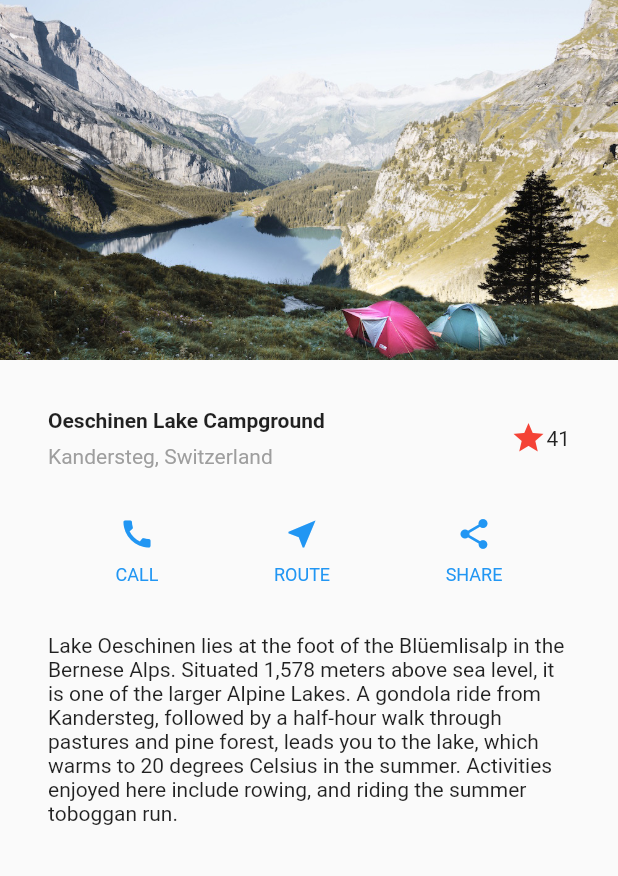
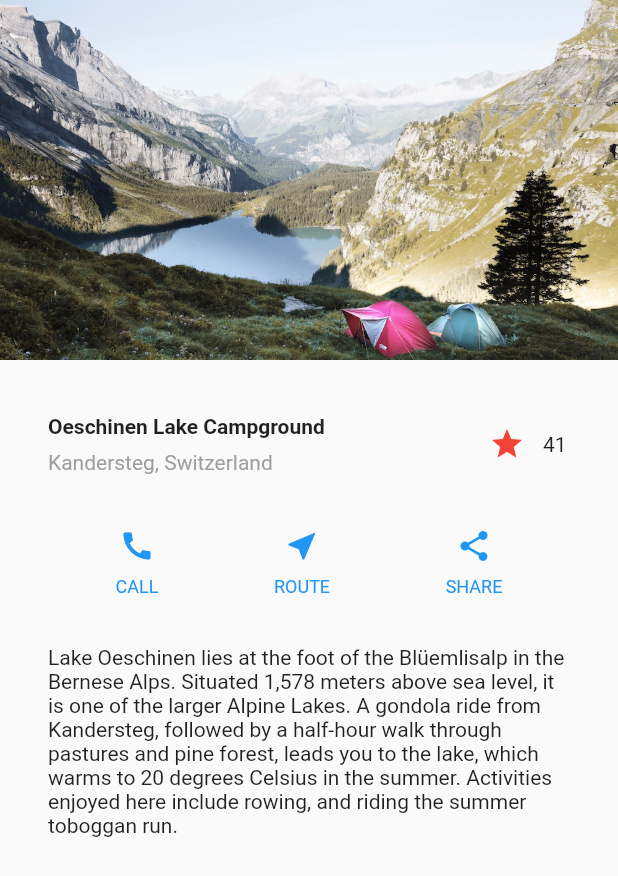
Before and after one commit to hyejin-1010/flutter-study, a Flutter app: the screen it shows after launch, on a phone screen of 412 x 824 dp. Shown: the top 876 px of the screen. Run offline on Flutter 3.47's test engine with Material 2 defaults, Android fonts, the phone set to English and light mode, and no system bars.

Commit message:
feat: layout_tutorial heart toggle

```diff
--- a/layout_tutorial/lib/main.dart
+++ b/layout_tutorial/lib/main.dart
@@ -2,6 +2,46 @@ import 'package:flutter/material.dart';
 
 void main() {
   runApp(MyApp());
+}
+
+class FavoriteWidget extends StatefulWidget {
+  @override
+  _FavoriteWidgetState createState () => _FavoriteWidgetState();
+}
+
+class _FavoriteWidgetState extends State<FavoriteWidget> {
+  bool _isFavorited = true;
+  int _favoriteCount = 41;
+
+  void _toggleFavorite() {
+    setState(() {
+      _isFavorited = !_isFavorited;
+      _favoriteCount += _isFavorited ? 1 : -1;
+    });
+  }
+
+  @override
+  Widget build(BuildContext context) {
+    return Row(
+      mainAxisSize: MainAxisSize.min,
+      children: [
+        Container(
+          padding: EdgeInsets.all(0),
+          child: IconButton(
+            icon: _isFavorited ? Icon(Icons.star) : Icon(Icons.star_border),
+            color: Colors.red[500],
+            onPressed: _toggleFavorite,
+          ),
+        ),
+        SizedBox(
+          width: 18,
+          child: Container(
+            child: Text('$_favoriteCount'),
+          ),
+        )
+      ],
+    );
+  }
 }
 
 class MyApp extends StatelessWidget {
@@ -35,11 +75,7 @@ class MyApp extends StatelessWidget {
               ],
             ),
           ),
-          Icon(
-            Icons.star,
-            color: Colors.red[500],
-          ),
-          Text('41')
+          FavoriteWidget()
         ],
       ),
     );
```
